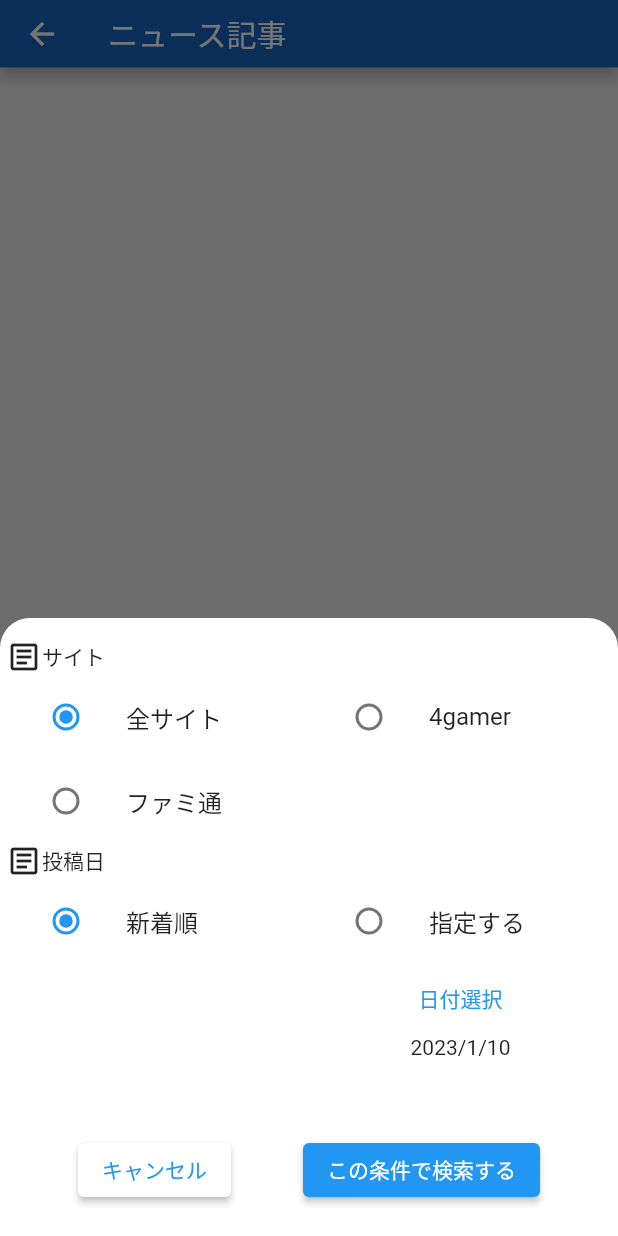
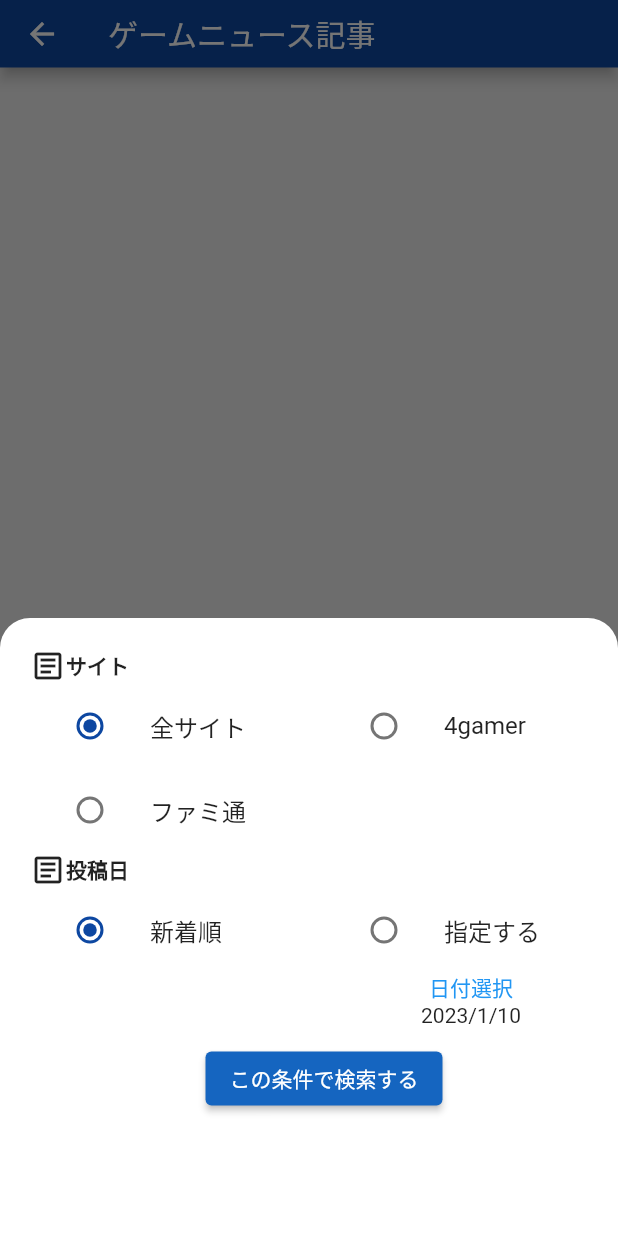
Before and after one commit to yanagswk/game_release_flutter, a Flutter app: the GameArticle screen opened directly, after a tap on the "search" icon, on a phone screen of 412 x 824 dp. Run offline on Flutter 3.47's test engine with Material 2 defaults, Android fonts, the phone set to English and light mode, and no system bars; our stand-ins replace carousel_slider, device_info, firebase_core, flutter_datetime_picker, flutter_local_notifications, flutter_rating_bar and 9 more; missing offline and left inert: dart:ffi, device_calendar, launch_review; accounts and stored records are empty; network calls fail.

Commit message:
デザイン調整

```diff
--- a/lib/game_article.dart
+++ b/lib/game_article.dart
@@ -34,7 +34,7 @@ class _GameArticleState extends State<GameArticle> {
   int? _site = null;
 
   // appBarタイトル
-  String _appTitle = "ニュース記事";
+  String _appTitle = "ゲームニュース記事";
 
   // 投稿タイプ new or target
   String _postType = "new";
@@ -46,6 +46,8 @@ class _GameArticleState extends State<GameArticle> {
   String targetMonth = "";
   String targetDay = "";
 
+  final nowDate = DateTime.now();
+
   // Getx読み込み
   final _gameGetx = Get.put(GameGetx());
 
@@ -56,7 +58,7 @@ class _GameArticleState extends State<GameArticle> {
     } else if (_site == 2) {
       return "ファミ通";
     } else {
-      return "ニュース記事";
+      return "ゲームニュース記事";
     }
   }
 
@@ -128,6 +130,7 @@ class _GameArticleState extends State<GameArticle> {
       ),
       floatingActionButton: FloatingActionButton(
         child: const Icon(Icons.search),
+        backgroundColor: Colors.blue[800],
         onPressed: () {
           showModalBottomSheet(
             //モーダルの背景の色、透過
@@ -151,14 +154,17 @@ class _GameArticleState extends State<GameArticle> {
                       ),
                     ),
                     child: Padding(
-                      padding: const EdgeInsets.all(4.0),
+                      padding: const EdgeInsets.only(top: 10, bottom: 0, left: 20, right: 0),
                       child: Column(
                         children: [
                           const SizedBox(height: 10),
                           Row(
                             children: [
                               Icon(Icons.article_outlined),
-                              Text('サイト'),
+                              Text(
+                                'サイト',
+                                style: TextStyle(fontWeight: FontWeight.bold),
+                              ),
                             ],
                           ),
                           Expanded(
@@ -175,15 +181,13 @@ class _GameArticleState extends State<GameArticle> {
                                             child: ListTile(
                                               title : Text('全サイト'),
                                               leading: Radio(
-                                                // （2） 選択グループ
+                                                activeColor: Colors.blue[900],
                                                 groupValue: _site,
-                                                // （3） 値が変わったとき
                                                 onChanged: (value) {
                                                   setState(() {
                                                     _site = value;
                                                   });
                                                 },
-                                                // （4） 選択されたときの値
                                                 value: null,
                                               ),
                                             ),
@@ -192,15 +196,13 @@ class _GameArticleState extends State<GameArticle> {
                                             child: ListTile(
                                               title : Text('4gamer'),
                                               leading: Radio(
-                                                // （2） 選択グループ
+                                                activeColor: Colors.blue[900],
                                                 groupValue: _site,
-                                                // （3） 値が変わったとき
                                                 onChanged: (value) {
                                                   setState(() {
                                                     _site = value!;
                                                   });
                                                 },
-                                                // （4） 選択されたときの値
                                                 value: 1,
                                               ),
                                             ),
@@ -213,15 +215,13 @@ class _GameArticleState extends State<GameArticle> {
                                             child: ListTile(
                                               title : Text('ファミ通'),
                                               leading: Radio(
-                                                // （2） 選択グループ
+                                                activeColor: Colors.blue[900],
                                                 groupValue: _site,
-                                                // （3） 値が変わったとき
                                                 onChanged: (value) {
                                                   setState(() {
                                                     _site = value!;
                                                   });
                                                 },
-                                                // （4） 選択されたときの値
                                                 value: 2,
                                               ),
                                             ),
@@ -231,7 +231,10 @@ class _GameArticleState extends State<GameArticle> {
                                       Row(
                                         children: [
                                           Icon(Icons.article_outlined),
-                                          Text('投稿日'),
+                                          Text(
+                                            '投稿日',
+                                            style: TextStyle(fontWeight: FontWeight.bold),
+                                          ),
                                         ],
                                       ),
                                       Row(
@@ -241,13 +244,13 @@ class _GameArticleState extends State<GameArticle> {
                                             child: ListTile(
                                               title : Text('新着順'),
                                               leading: Radio(
+                                                activeColor: Colors.blue[900],
                                                 groupValue: _postType,
                                                 onChanged: (value) {
                                                   setState(() {
                                                     _postType = value!;
                                                   });
                                                 },
-                                                // （4） 選択されたときの値
                                                 value: "new",
                                               ),
                                             ),
@@ -258,17 +261,22 @@ class _GameArticleState extends State<GameArticle> {
                                                 ListTile(
                                                   title : Text('指定する'),
                                                   leading: Radio(
+                                                    activeColor: Colors.blue[900],
                                                     groupValue: _postType,
                                                     onChanged: (value) {
                                                       setState(() {
                                                         _postType = value!;
                                                       });
                                                     },
-                                                    // （4） 選択されたときの値
                                                     value: "target",
                                                   ),
                                                 ),
                                                 TextButton(
+                                                  style: ButtonStyle(
+                                                    padding: MaterialStateProperty.all(EdgeInsets.zero),
+                                                    minimumSize: MaterialStateProperty.all(Size.zero),
+                                                    tapTargetSize: MaterialTapTargetSize.shrinkWrap,
+                                                  ),
                                                   child: const Text(
                                                     '日付選択',
                                                     style: TextStyle(color: Colors.blue),
@@ -277,7 +285,11 @@ class _GameArticleState extends State<GameArticle> {
                                                     DatePicker.showDatePicker(context,
                                                       showTitleActions: true,
                                                       minTime: DateTime(2022, 12, 1),
-                                                      maxTime: DateTime(2023, 12, 31),
+                                                      maxTime: DateTime(
+                                                        int.parse(nowDate.year.toString()),
+                                                        int.parse(nowDate.month.toString()),
+                                                        int.parse(nowDate.day.toString()),
+                                                      ),
                                                       onChanged: (date) {
                                                         // ドラムスクロールで日付を変更した場合に検知。完了ボタンを押してなくても検知する。
                                                         print('change $date');
@@ -302,31 +314,21 @@ class _GameArticleState extends State<GameArticle> {
                                           ),
                                         ],
                                       ),
-                                      const SizedBox(height: 50),
+                                      const SizedBox(height: 10),
                                       Row(
                                         mainAxisAlignment: MainAxisAlignment.spaceEvenly,
                                         children: [
                                           ElevatedButton(
-                                            onPressed: (){
-                                              Navigator.of(context).pop();
-                                            },
-                                            child: Text(
-                                              'キャンセル'
-                                              ,
-                                              style: TextStyle(
-                                                color: Colors.blue,
-                                              ),
+                                            style: ElevatedButton.styleFrom(
+                                              backgroundColor: Colors.blue[800], //ボタンの背景色
                                             ),
-                                            style: ElevatedButton.styleFrom(
-                                              backgroundColor: Colors.white,
-                                            ),
-                                          ),
-                                          ElevatedButton(
                                             onPressed: (){
                                               Navigator.of(context).pop();
                                               init(true);
                                             },
-                                            child: Text('この条件で検索する'),
+                                            child: Text(
+                                              'この条件で検索する',
+                                            ),
                                           ),
                                         ],
                                       ),
--- a/lib/main.dart
+++ b/lib/main.dart
@@ -119,7 +119,7 @@ class _InitWidgetState extends State<InitWidget> {
             // ボトムナビゲーション
             bottomNavigationBar: SizedBox(
               child: Container(
-                height: 75,
+                height: 60,
                 child: Wrap(
                   children: [
                     BottomNavigationBar(
--- a/lib/widget/common/my_app_bar.dart
+++ b/lib/widget/common/my_app_bar.dart
@@ -25,7 +25,7 @@ class _MyAppBarState extends State<MyAppBar> {
   @override
   Widget build(BuildContext context) {
     return AppBar(
-        backgroundColor: Colors.blue[800],
+        backgroundColor: Colors.blue[900],
         title: Text(
           widget.title,
           style: const TextStyle(
--- a/lib/widget/search_bar.dart
+++ b/lib/widget/search_bar.dart
@@ -111,7 +111,7 @@ class _SearchBarState extends State<SearchBar> {
     appBar: PreferredSize(
       preferredSize: Size.fromHeight(48.0),
       child: AppBar(
-        backgroundColor: Colors.blue[800],
+        backgroundColor: Colors.blue[900],
         title: _searchTextField(),
         centerTitle: true,
       ),
--- a/lib/widget/search_result.dart
+++ b/lib/widget/search_result.dart
@@ -233,8 +233,11 @@ class _SearchResultState extends State<SearchResult> {
                         children:
                           _yearMonth.map((String month) =>
                             Padding(
-                              padding: const EdgeInsets.only(left: 5.0, right: 5.0),
+                              padding: const EdgeInsets.only(top: 3.0,bottom: 3.0, left: 5.0, right: 5.0),
                               child: ChoiceChip(
+                                materialTapTargetSize: MaterialTapTargetSize.shrinkWrap, // 追加：上下の余計なmarginを削除
+                                // labelPadding: EdgeInsets.symmetric(horizontal: 1), // 追加：文字左右の多すぎるpaddingを調整
+                                visualDensity: VisualDensity(horizontal: 0.0, vertical: -1), // 追加：文字上下の多すぎるpaddingを調整
                                 label: Text(
                                   "${month}月",
                                   style: TextStyle(
```
Also changed, not shown: lib/home_page.dart (+4 -4 lines), lib/widget/game_card.dart (+9 -1 lines), lib/widget/hardware_select.dart (+12 -1 lines).
